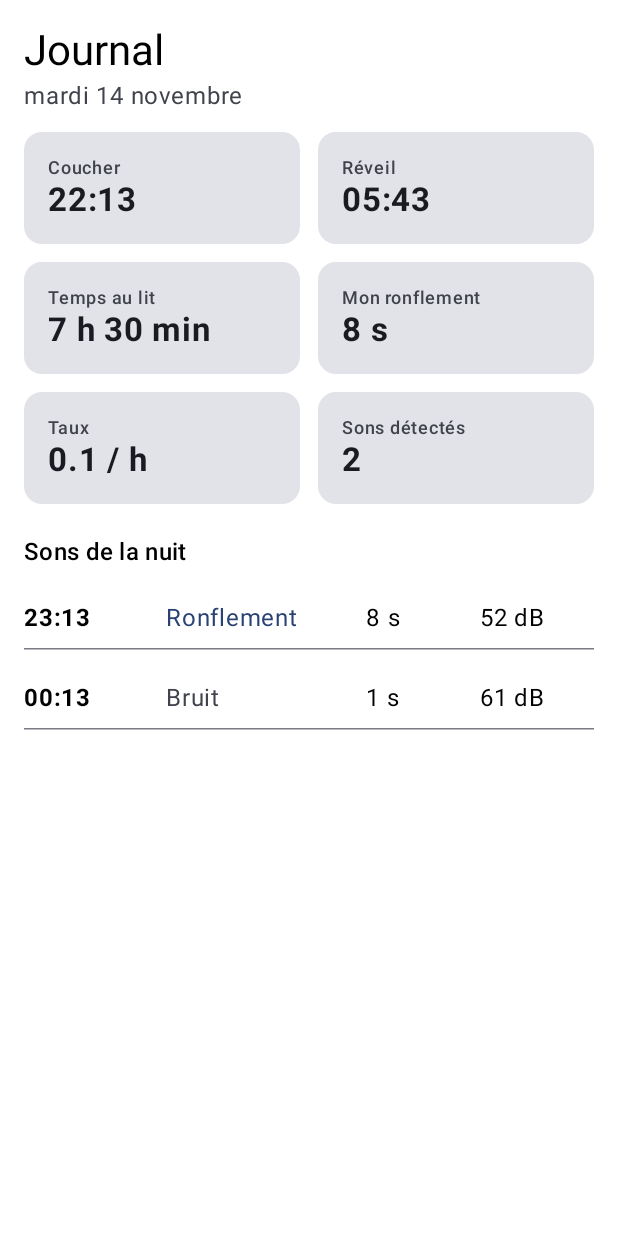
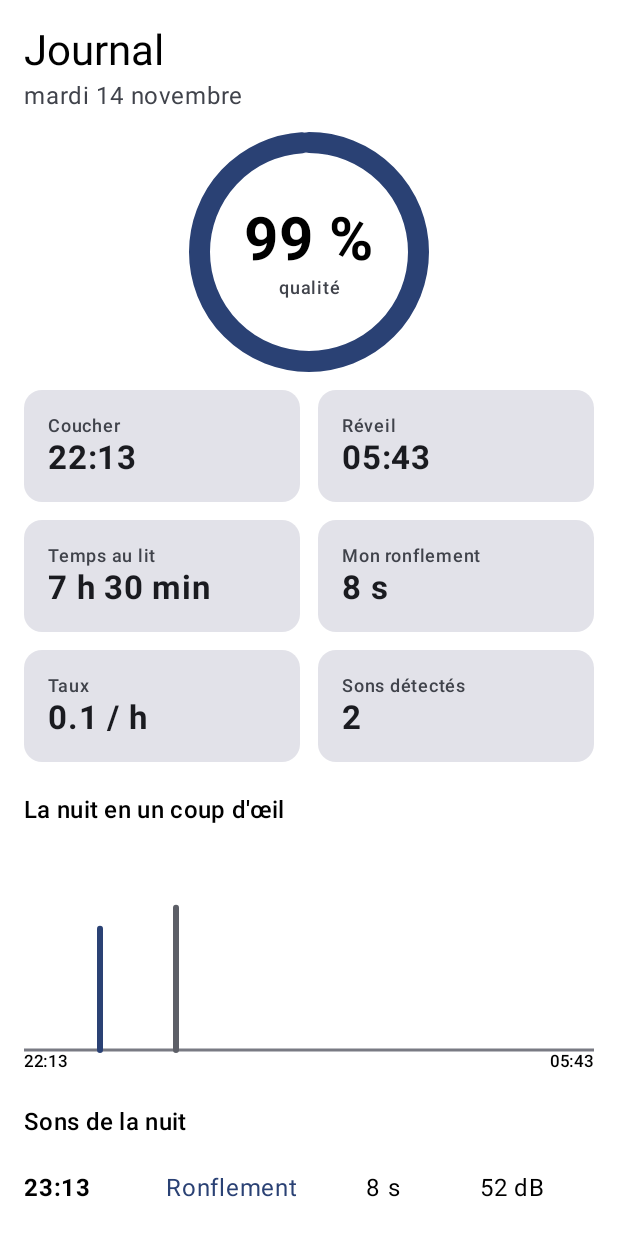
Before and after one commit to inesrbn/projet_libre_ronflometre, an Android app built with Jetpack Compose: the @Preview function JournalPreview, on a phone screen of 412 x 824 dp. Run offline under Robolectric (Android 15) with nearby library versions, the phone set to English and light mode, and no system bars; our stand-ins replace Room's generated code.

Commit message:
ajout cercle qualité + courbe des sons

```diff
--- /dev/null
+++ b/app/src/main/java/com/example/ronflometre/ui/components/CercleQualite.kt
@@ -0,0 +1,51 @@
+package com.example.ronflometre.ui.components
+
+import androidx.compose.foundation.layout.Box
+import androidx.compose.foundation.layout.Column
+import androidx.compose.foundation.layout.size
+import androidx.compose.material3.CircularProgressIndicator
+import androidx.compose.material3.MaterialTheme
+import androidx.compose.material3.Text
+import androidx.compose.runtime.Composable
+import androidx.compose.ui.Alignment
+import androidx.compose.ui.Modifier
+import androidx.compose.ui.graphics.StrokeCap
+import androidx.compose.ui.text.font.FontWeight
+import androidx.compose.ui.tooling.preview.Preview
+import androidx.compose.ui.unit.dp
+import androidx.compose.ui.unit.sp
+import com.example.ronflometre.ui.theme.RonflometreTheme
+
+// Grand cercle avec la qualité de la nuit en % au centre
+@Composable
+fun CercleQualite(qualite: Int, modifier: Modifier = Modifier) {
+    // couleur selon la note : vert si bonne nuit, orange moyen, rouge mauvaise
+    val couleur = when {
+        qualite >= 80 -> MaterialTheme.colorScheme.primary
+        qualite >= 50 -> MaterialTheme.colorScheme.tertiary
+        else -> MaterialTheme.colorScheme.error
+    }
+    Box(modifier = modifier.size(160.dp), contentAlignment = Alignment.Center) {
+        // l'anneau : progress va de 0 à 1, donc 85 % -> 0.85
+        CircularProgressIndicator(
+            progress = { qualite / 100f },
+            modifier = Modifier.size(160.dp),
+            color = couleur,
+            strokeWidth = 14.dp,
+            trackColor = MaterialTheme.colorScheme.surfaceVariant,
+            strokeCap = StrokeCap.Round
+        )
+        // le texte au centre
+        Column(horizontalAlignment = Alignment.CenterHorizontally) {
+            Text("$qualite %", fontSize = 40.sp, fontWeight = FontWeight.Bold)
+            Text("qualité", style = MaterialTheme.typography.labelMedium,
+                color = MaterialTheme.colorScheme.onSurfaceVariant)
+        }
+    }
+}
+
+@Preview(showBackground = true)
+@Composable
+fun CercleQualitePreview() {
+    RonflometreTheme { CercleQualite(qualite = 85) }
+}
--- /dev/null
+++ b/app/src/main/java/com/example/ronflometre/ui/components/CourbeNuit.kt
@@ -0,0 +1,93 @@
+package com.example.ronflometre.ui.components
+
+import androidx.compose.foundation.Canvas
+import androidx.compose.foundation.layout.Column
+import androidx.compose.foundation.layout.Row
+import androidx.compose.foundation.layout.fillMaxWidth
+import androidx.compose.foundation.layout.height
+import androidx.compose.material3.MaterialTheme
+import androidx.compose.material3.Text
+import androidx.compose.runtime.Composable
+import androidx.compose.ui.Modifier
+import androidx.compose.ui.geometry.Offset
+import androidx.compose.ui.graphics.StrokeCap
+import androidx.compose.ui.tooling.preview.Preview
+import androidx.compose.ui.unit.dp
+import androidx.compose.foundation.layout.Arrangement
+import com.example.ronflometre.data.Evenement
+import com.example.ronflometre.ui.theme.RonflometreTheme
+
+// Courbe de la nuit : l'axe horizontal = le temps (du coucher au réveil),
+// chaque son est un trait vertical placé à son heure, sa hauteur = son volume
+// Ronflements en couleur principale, autres bruits en gris
+@Composable
+fun CourbeNuit(
+    debut: Long,
+    fin: Long,
+    evenements: List<Evenement>,
+    heureDebut: String,
+    heureFin: String,
+    modifier: Modifier = Modifier
+) {
+    val couleurRonflement = MaterialTheme.colorScheme.primary
+    val couleurBruit = MaterialTheme.colorScheme.outline
+    val couleurAxe = MaterialTheme.colorScheme.outlineVariant
+    val dureeNuit = (fin - debut).coerceAtLeast(1L)   // évite une division par 0
+
+    Column(modifier = modifier.fillMaxWidth()) {
+        Canvas(modifier = Modifier.fillMaxWidth().height(140.dp)) {
+            // size.width et size.height = taille de la zone de dessin en pixels
+            val bas = size.height
+
+            // la ligne de base (l'axe du temps)
+            drawLine(
+                color = couleurAxe,
+                start = Offset(0f, bas),
+                end = Offset(size.width, bas),
+                strokeWidth = 2.dp.toPx()
+            )
+
+            // un trait par son
+            evenements.forEach { evt ->
+                // position horizontale : où se trouve ce son entre le début et la fin de la nuit (0 à 1)
+                val position = ((evt.heure - debut).toFloat() / dureeNuit).coerceIn(0f, 1f)
+                val x = position * size.width
+                // hauteur : volume de 0 à 90 dB → 0 à toute la hauteur
+                val hauteur = (evt.volumeDb / 90f).coerceIn(0.05f, 1f) * bas
+                drawLine(
+                    color = if (evt.type == Evenement.RONFLEMENT) couleurRonflement else couleurBruit,
+                    start = Offset(x, bas),
+                    end = Offset(x, bas - hauteur),
+                    strokeWidth = 4.dp.toPx(),
+                    cap = StrokeCap.Round
+                )
+            }
+        }
+        // heure de coucher à gauche, heure de réveil à droite
+        Row(Modifier.fillMaxWidth(), horizontalArrangement = Arrangement.SpaceBetween) {
+            Text(heureDebut, style = MaterialTheme.typography.labelSmall)
+            Text(heureFin, style = MaterialTheme.typography.labelSmall)
+        }
+    }
+}
+
+@Preview(showBackground = true)
+@Composable
+fun CourbeNuitPreview() {
+    val debut = 0L
+    val fin = 8 * 3_600_000L
+    RonflometreTheme {
+        CourbeNuit(
+            debut = debut,
+            fin = fin,
+            evenements = listOf(
+                Evenement(1, 1, 3_600_000L, 8_000, 55f, Evenement.RONFLEMENT),
+                Evenement(2, 1, 9_000_000L, 1_000, 70f, Evenement.BRUIT),
+                Evenement(3, 1, 14_000_000L, 9_000, 50f, Evenement.RONFLEMENT),
+                Evenement(4, 1, 20_000_000L, 6_000, 62f, Evenement.RONFLEMENT)
+            ),
+            heureDebut = "23:00",
+            heureFin = "07:00"
+        )
+    }
+}
--- a/app/src/main/java/com/example/ronflometre/ui/screens/journal/JournalScreen.kt
+++ b/app/src/main/java/com/example/ronflometre/ui/screens/journal/JournalScreen.kt
@@ -28,6 +28,8 @@ import androidx.compose.runtime.collectAsState
 import androidx.lifecycle.viewmodel.compose.viewModel
 import com.example.ronflometre.data.Evenement
 import com.example.ronflometre.data.Nuit
+import com.example.ronflometre.ui.components.CercleQualite
+import com.example.ronflometre.ui.components.CourbeNuit
 import com.example.ronflometre.ui.theme.RonflometreTheme
 import java.time.Instant
 import java.time.ZoneId
@@ -86,6 +88,12 @@ fun JournalContenu(uiState: JournalUiState, onCreerDemo: () -> Unit) {
                 Text("Journal", style = MaterialTheme.typography.headlineMedium)
                 Text(date(nuit.debut), color = MaterialTheme.colorScheme.onSurfaceVariant)
             }
+            // le cercle de qualité, en haut au centre
+            item {
+                Column(Modifier.fillMaxWidth(), horizontalAlignment = Alignment.CenterHorizontally) {
+                    CercleQualite(qualite = uiState.qualite)
+                }
+            }
             // les cartes du bilan, 2 par ligne
             item {
                 Row(horizontalArrangement = Arrangement.spacedBy(12.dp)) {
@@ -104,6 +112,19 @@ fun JournalContenu(uiState: JournalUiState, onCreerDemo: () -> Unit) {
                     CarteBilan("Taux", "%.1f / h".format(uiState.tauxParHeure), Modifier.weight(1f))
                     CarteBilan("Sons détectés", "${uiState.evenements.size}", Modifier.weight(1f))
                 }
+            }
+            // la courbe : chaque son placé à son heure, hauteur = volume
+            item {
+                Spacer(Modifier.height(8.dp))
+                Text("La nuit en un coup d'œil", style = MaterialTheme.typography.titleMedium)
+                Spacer(Modifier.height(8.dp))
+                CourbeNuit(
+                    debut = nuit.debut,
+                    fin = nuit.fin ?: nuit.debut,
+                    evenements = uiState.evenements,
+                    heureDebut = heure(nuit.debut),
+                    heureFin = nuit.fin?.let { heure(it) } ?: ""
+                )
             }
             // la liste horodatée
             item {
--- a/app/src/main/java/com/example/ronflometre/ui/screens/journal/JournalViewModel.kt
+++ b/app/src/main/java/com/example/ronflometre/ui/screens/journal/JournalViewModel.kt
@@ -30,6 +30,16 @@ data class JournalUiState(
     // temps total de ronflement
     val dureeRonflementMs: Long get() = ronflements.sumOf { it.dureeMs }
 
+    // qualité de la nuit en % : 100 moins 2 points par minute de ronflement et par heure de nuit
+    // ex. 30 min de ronflement sur 7 h → 100 - (30 / 7 × 2) ≈ 91 %
+    val qualite: Int
+        get() {
+            val heures = dureeNuitMs / 3_600_000.0
+            if (heures <= 0) return 100
+            val minutesRonflement = dureeRonflementMs / 60_000.0
+            return (100 - minutesRonflement / heures * 2).toInt().coerceIn(0, 100)
+        }
+
     // nombre de ronflements par heure de nuit
     val tauxParHeure: Double
         get() {
```
